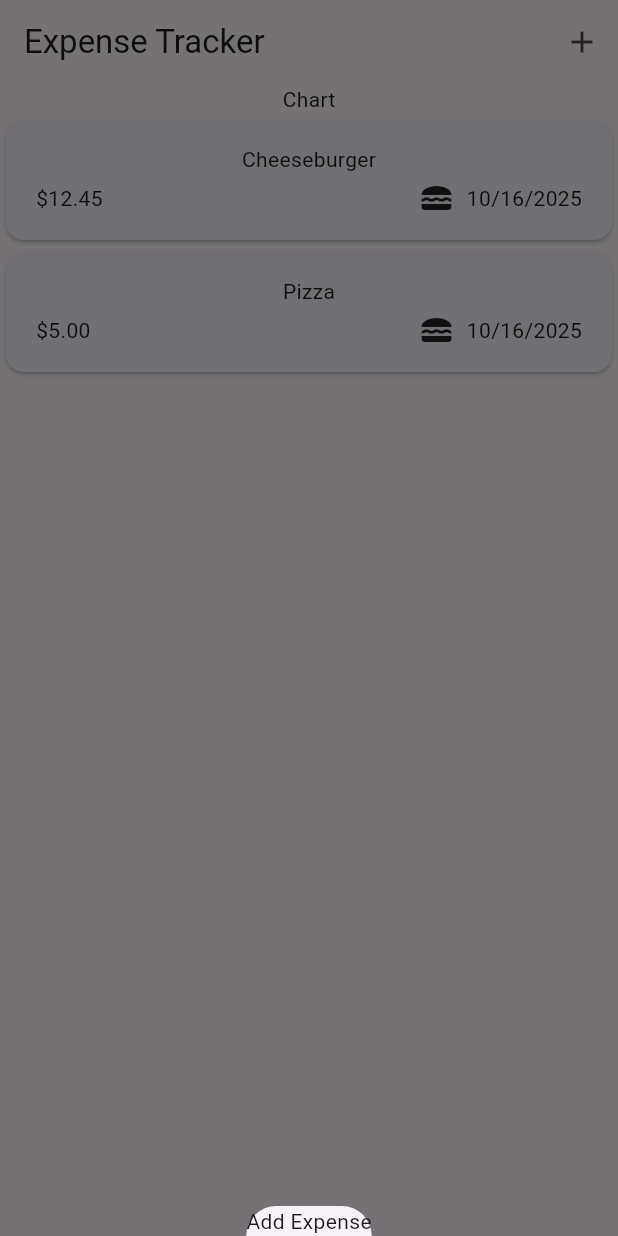
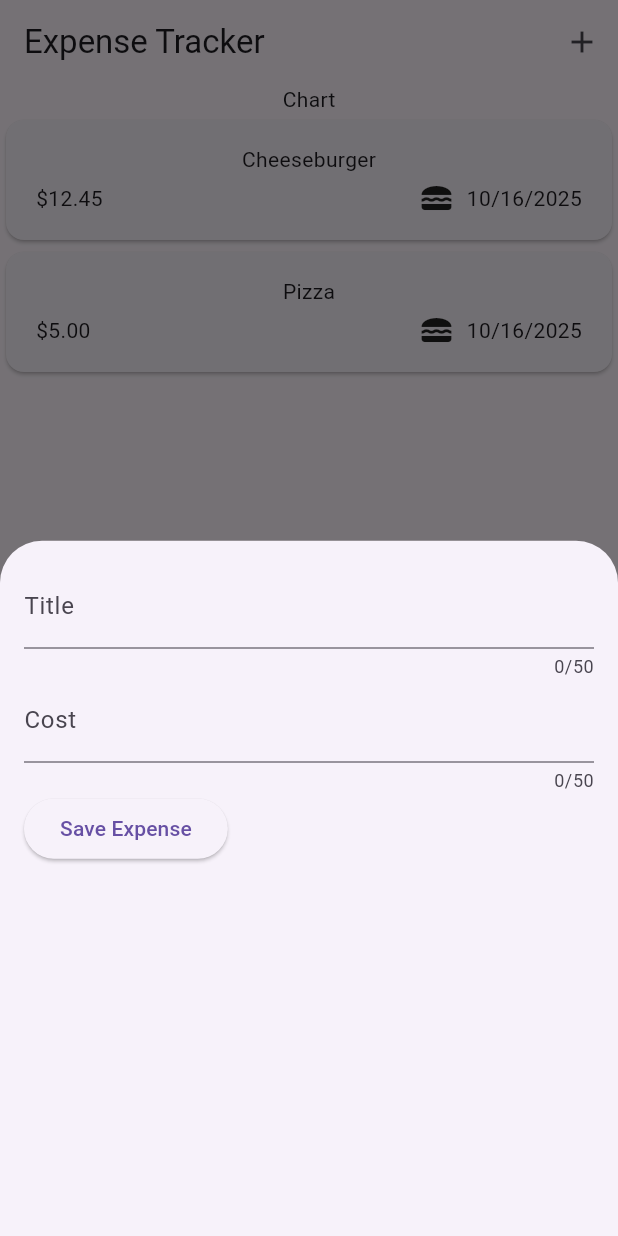
Before and after one commit to Squubis/expense_tracker, a Flutter app: the screen it shows after launch, after a tap on the "add" icon, on a phone screen of 412 x 824 dp. Run offline on Flutter 3.47's test engine with Material 3 defaults, Android fonts, the phone set to English and light mode, and no system bars.

Commit message:
Added title and budget controllers to input new expenses with a title and amount.

```diff
--- a/lib/expenses.dart
+++ b/lib/expenses.dart
@@ -1,5 +1,6 @@
 import 'package:expense_tracker/expenses_list/expenses_list.dart';
 import 'package:expense_tracker/material/expense.dart';
+import 'package:expense_tracker/new_expense.dart';
 import 'package:flutter/material.dart';
 
 class Expenses extends StatefulWidget{
@@ -14,7 +15,7 @@ class _ExpensesState extends State<Expenses>{
   void _openAddExpenseOverlay(){
     showModalBottomSheet(
       context: context,
-      builder: (ctx)=> Text('Add Expense'));
+      builder: (ctx) => NewExpense());
   }
 
   final List <Expense> _registereExpenses = [
--- /dev/null
+++ b/lib/new_expense.dart
@@ -0,0 +1,59 @@
+
+import 'package:flutter/material.dart';
+import 'package:flutter/services.dart';
+
+class NewExpense extends StatefulWidget{
+  const NewExpense({super.key});
+
+  @override
+  State<NewExpense> createState() {
+
+    return _NewExpenseState();
+  }
+
+}
+
+class _NewExpenseState extends State<NewExpense>{
+  final _titleController = TextEditingController();
+  final _budgetController = TextEditingController();
+  @override
+  void dispose(){
+    _titleController.dispose();
+    _budgetController.dispose();
+    super.dispose();
+  }
+
+
+  @override
+  Widget build(BuildContext context) {
+
+    return Padding(
+      padding: EdgeInsets.all(16) ,
+      child: Column(
+        children: [
+          TextField(
+            controller: _titleController,
+            maxLength: 50,
+            keyboardType: TextInputType.name,
+            decoration: InputDecoration(
+              label: Text("Title"),
+            ),
+          ),
+          TextField(
+            controller: _budgetController,
+            maxLength: 50,
+            keyboardType: TextInputType.number,
+            decoration: InputDecoration(
+              prefixText: '\$',
+              label: Text('Cost')
+            ),
+          ),
+          Row(children: [
+            ElevatedButton(onPressed: (){print(_titleController.text); print(_budgetController.text);}, child: Text('Save Expense'),)
+          ],)
+        ],
+      )
+    );
+  }
+
+}
```
